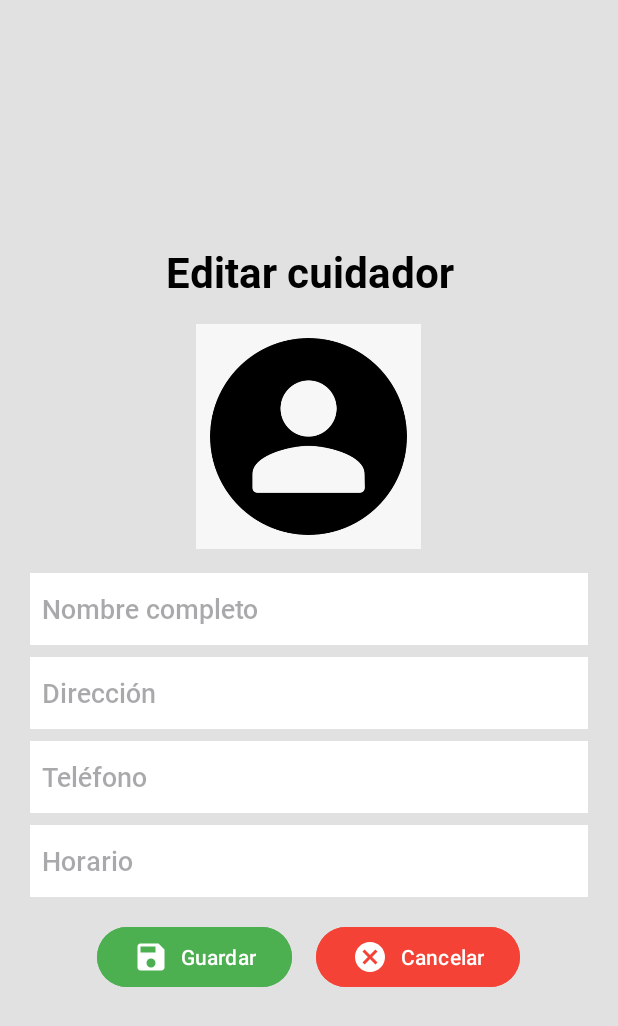
After one commit to Aperlop2/App_CAPSA_JAVA, an Android app: the layout editar_cuidador.xml on its own in the app's theme, with its tools: preview values and no code run, on a phone screen of 412 x 824 dp. The commit adds this screen. Shown: the top 1026 px of the screen. Run offline under Robolectric (Android 15) with nearby library versions, the phone set to English and light mode, and no system bars.

Commit message:
cuarta interfaz de britani a la rama de tatiana para editar_cuidador.xml

```diff
--- /dev/null
+++ b/app/src/main/res/layout/editar_cuidador.xml
@@ -0,0 +1,118 @@
+<?xml version="1.0" encoding="utf-8"?>
+<androidx.constraintlayout.widget.ConstraintLayout
+    xmlns:android="http://schemas.android.com/apk/res/android"
+    xmlns:app="http://schemas.android.com/apk/res-auto"
+    xmlns:tools="http://schemas.android.com/tools"
+    android:layout_width="match_parent"
+    android:layout_height="match_parent"
+    android:background="@color/gris">
+
+    <LinearLayout
+        android:layout_width="match_parent"
+        android:layout_height="wrap_content"
+        android:orientation="vertical"
+        android:padding="20dp"
+        android:gravity="center"
+        app:layout_constraintTop_toTopOf="parent"
+        app:layout_constraintBottom_toBottomOf="parent"
+        app:layout_constraintStart_toStartOf="parent"
+        app:layout_constraintEnd_toEndOf="parent">
+
+        <TextView
+            android:layout_width="match_parent"
+            android:layout_height="wrap_content"
+            android:text="@string/editar_cuidador"
+            android:textSize="28sp"
+            android:textColor="@color/black"
+            android:fontFamily="@font/roboto_bold"
+            android:gravity="center" />
+
+        <ImageView
+            android:id="@+id/imagenCuidador"
+            android:layout_width="150dp"
+            android:layout_height="150dp"
+            android:layout_margin="16dp"
+            android:src="@drawable/avatar"
+            tools:ignore="ContentDescription" />
+
+        <EditText
+            android:id="@+id/etNombreEditar"
+            android:layout_width="match_parent"
+            android:layout_height="wrap_content"
+            android:layout_marginBottom="8dp"
+            android:background="@color/white"
+            android:fontFamily="@font/roboto_medium"
+            android:hint="@string/nombre"
+            android:inputType="textPersonName"
+            android:minHeight="48dp"
+            android:padding="8dp"
+            tools:ignore="Autofill,TextContrastCheck,VisualLintTextFieldSize" />
+
+        <EditText
+            android:id="@+id/etDireccionEditar"
+            android:layout_width="match_parent"
+            android:layout_height="wrap_content"
+            android:layout_marginBottom="8dp"
+            android:background="@color/white"
+            android:fontFamily="@font/roboto_medium"
+            android:hint="@string/direccion"
+            android:inputType="textPostalAddress"
+            android:minHeight="48dp"
+            android:padding="8dp"
+            tools:ignore="Autofill,VisualLintTextFieldSize,TextContrastCheck" />
+
+        <EditText
+            android:id="@+id/etTelefonoEditar"
+            android:layout_width="match_parent"
+            android:layout_height="wrap_content"
+            android:layout_marginBottom="8dp"
+            android:background="@color/white"
+            android:fontFamily="@font/roboto_medium"
+            android:hint="@string/telefono"
+            android:inputType="phone"
+            android:minHeight="48dp"
+            android:padding="8dp"
+            tools:ignore="Autofill,TextContrastCheck,VisualLintTextFieldSize" />
+
+        <EditText
+            android:id="@+id/etHorarioEditar"
+            android:layout_width="match_parent"
+            android:layout_height="wrap_content"
+            android:layout_marginBottom="16dp"
+            android:background="@color/white"
+            android:fontFamily="@font/roboto_medium"
+            android:hint="@string/horario"
+            android:inputType="text"
+            android:minHeight="48dp"
+            android:padding="8dp"
+            tools:ignore="Autofill,VisualLintTextFieldSize,TextContrastCheck" />
+
+        <LinearLayout
+            android:layout_width="match_parent"
+            android:layout_height="wrap_content"
+            android:orientation="horizontal"
+            android:gravity="center">
+
+            <Button
+                android:id="@+id/btnGuardarEditar"
+                android:layout_width="wrap_content"
+                android:layout_height="wrap_content"
+                android:layout_marginEnd="16dp"
+                android:backgroundTint="#4CAF50"
+                android:drawableLeft="@drawable/baseline_save_24"
+                android:text="@string/guardar"
+                android:textColor="#FFFFFF"
+                tools:ignore="ButtonStyle,RtlHardcoded,TextContrastCheck" />
+
+            <Button
+                android:id="@+id/btnCancelarEditar"
+                android:layout_width="wrap_content"
+                android:layout_height="wrap_content"
+                android:backgroundTint="#F44336"
+                android:drawableLeft="@drawable/baseline_cancel_24"
+                android:text="@string/cancelar"
+                android:textColor="#FFFFFF"
+                tools:ignore="ButtonStyle,RtlHardcoded,TextContrastCheck" />
+        </LinearLayout>
+    </LinearLayout>
+</androidx.constraintlayout.widget.ConstraintLayout>
--- a/app/src/main/res/values/strings.xml
+++ b/app/src/main/res/values/strings.xml
@@ -82,4 +82,7 @@
     <string name="horarioItem">Horario</string>
     <string name="editar">Editar</string>
     <string name="eliminar">Eliminar</string>
+
+    <!-- String de la pantalla editar_cuidador-->
+    <string name="editar_cuidador">Editar cuidador</string>
 </resources>
```
